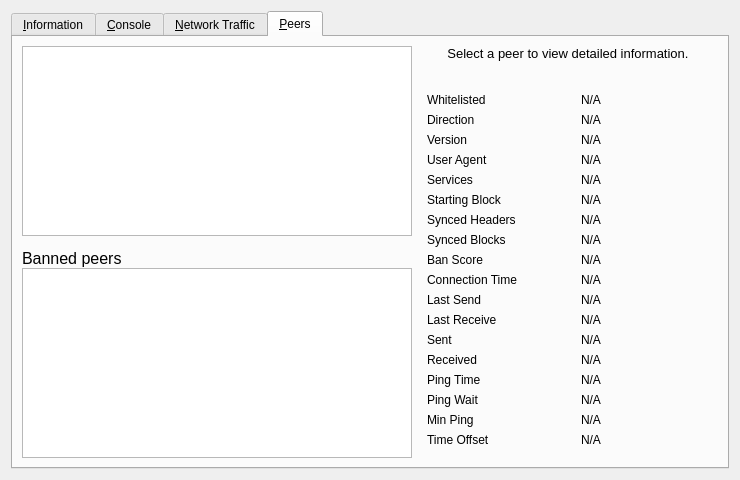
Old version of the form src/qt/forms/debugwindow.ui in the repository auroracoin101/Auroracoin.
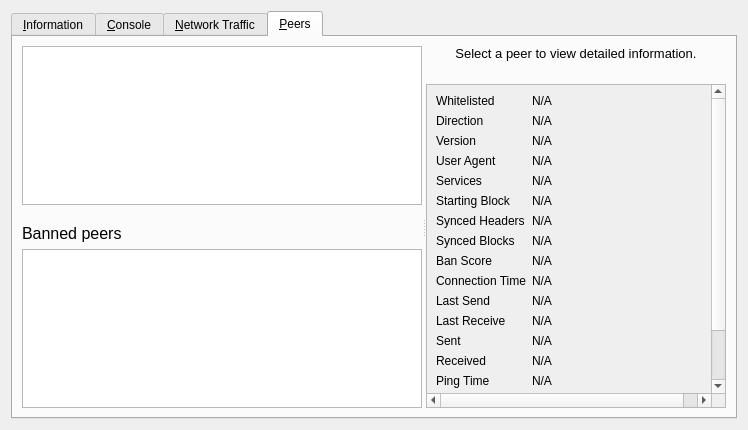
New version of the form. The open tabs and pages were chosen to show the change. Icons and pictures are not drawn. Custom widgets are drawn as their Qt base class.

Commit message: Bitcoin: b0037c51909dc55e279baa81f063c169c9735105 (Improve Peers tab layout).

```diff
--- a/src/qt/forms/debugwindow.ui
+++ b/src/qt/forms/debugwindow.ui
@@ -896,17 +896,31 @@
       <attribute name="title">
        <string>&amp;Peers</string>
       </attribute>
-      <layout class="QGridLayout" name="gridLayout_2">
-       <item row="0" column="0" rowspan="2">
-        <layout class="QVBoxLayout" name="verticalLayout_101">
-         <property name="spacing">
-          <number>0</number>
+      <layout class="QVBoxLayout" name="verticalLayout_6">
+       <item>
+        <widget class="QSplitter" name="splitter">
+         <property name="orientation">
+          <enum>Qt::Horizontal</enum>
          </property>
+         <property name="childrenCollapsible">
+          <bool>false</bool>
+         </property>
+         <widget class="QWidget" name="widget_1" native="true">
+          <property name="sizePolicy">
+           <sizepolicy hsizetype="MinimumExpanding" vsizetype="Preferred">
+            <horstretch>1</horstretch>
+            <verstretch>0</verstretch>
+           </sizepolicy>
+          </property>
+          <property name="minimumSize">
+           <size>
+            <width>400</width>
+            <height>0</height>
+           </size>
+          </property>
+          <layout class="QVBoxLayout" name="verticalLayout_7">
          <item>
           <widget class="QTableView" name="peerWidget">
-           <property name="horizontalScrollBarPolicy">
-            <enum>Qt::ScrollBarAsNeeded</enum>
-           </property>
            <property name="tabKeyNavigation">
             <bool>false</bool>
            </property>
@@ -928,7 +942,7 @@
            </property>
            <property name="minimumSize">
             <size>
-             <width>300</width>
+               <width>0</width>
              <height>32</height>
             </size>
            </property>
@@ -962,15 +976,6 @@
          </item>
          <item>
           <widget class="QTableView" name="banlistWidget">
-           <property name="sizePolicy">
-            <sizepolicy hsizetype="Expanding" vsizetype="Expanding">
-             <horstretch>0</horstretch>
-             <verstretch>0</verstretch>
-            </sizepolicy>
-           </property>
-           <property name="horizontalScrollBarPolicy">
-            <enum>Qt::ScrollBarAsNeeded</enum>
-           </property>
            <property name="tabKeyNavigation">
             <bool>false</bool>
            </property>
@@ -983,8 +988,22 @@
           </widget>
          </item>
         </layout>
-       </item>
-       <item row="0" column="1">
+         </widget>
+         <widget class="QWidget" name="widget_2" native="true">
+          <property name="sizePolicy">
+           <sizepolicy hsizetype="Minimum" vsizetype="Preferred">
+            <horstretch>0</horstretch>
+            <verstretch>0</verstretch>
+           </sizepolicy>
+          </property>
+          <property name="minimumSize">
+           <size>
+            <width>300</width>
+            <height>0</height>
+           </size>
+          </property>
+          <layout class="QVBoxLayout" name="verticalLayout_8">
+           <item>
         <widget class="QLabel" name="peerHeading">
          <property name="sizePolicy">
           <sizepolicy hsizetype="Preferred" vsizetype="Minimum">
@@ -994,7 +1013,7 @@
          </property>
          <property name="minimumSize">
           <size>
-           <width>300</width>
+               <width>0</width>
            <height>32</height>
           </size>
          </property>
@@ -1020,15 +1039,27 @@
          </property>
         </widget>
        </item>
-       <item row="1" column="1">
-        <widget class="QWidget" name="detailWidget" native="true">
+           <item>
+            <widget class="QScrollArea" name="scrollArea">
+             <property name="widgetResizable">
+              <bool>true</bool>
+             </property>
+             <widget class="QWidget" name="detailWidget">
+              <property name="geometry">
+               <rect>
+                <x>0</x>
+                <y>0</y>
+                <width>300</width>
+                <height>426</height>
+               </rect>
+              </property>
          <property name="minimumSize">
           <size>
            <width>300</width>
            <height>0</height>
           </size>
          </property>
-         <layout class="QGridLayout" name="gridLayout_3">
+              <layout class="QGridLayout" name="gridLayout_2" columnstretch="0,1">
           <item row="0" column="0">
            <widget class="QLabel" name="label_30">
             <property name="text">
@@ -1036,7 +1067,7 @@
             </property>
            </widget>
           </item>
-          <item row="0" column="2">
+               <item row="0" column="1">
            <widget class="QLabel" name="peerWhitelisted">
             <property name="cursor">
              <cursorShape>IBeamCursor</cursorShape>
@@ -1059,7 +1090,7 @@
             </property>
            </widget>
           </item>
-          <item row="1" column="2">
+               <item row="1" column="1">
            <widget class="QLabel" name="peerDirection">
             <property name="cursor">
              <cursorShape>IBeamCursor</cursorShape>
@@ -1082,7 +1113,7 @@
             </property>
            </widget>
           </item>
-          <item row="2" column="2">
+               <item row="2" column="1">
            <widget class="QLabel" name="peerVersion">
             <property name="cursor">
              <cursorShape>IBeamCursor</cursorShape>
@@ -1105,7 +1136,7 @@
             </property>
            </widget>
           </item>
-          <item row="3" column="2">
+               <item row="3" column="1">
            <widget class="QLabel" name="peerSubversion">
             <property name="cursor">
              <cursorShape>IBeamCursor</cursorShape>
@@ -1128,7 +1159,7 @@
             </property>
            </widget>
           </item>
-          <item row="4" column="2">
+               <item row="4" column="1">
            <widget class="QLabel" name="peerServices">
             <property name="cursor">
              <cursorShape>IBeamCursor</cursorShape>
@@ -1151,7 +1182,7 @@
             </property>
            </widget>
           </item>
-          <item row="5" column="2">
+               <item row="5" column="1">
            <widget class="QLabel" name="peerHeight">
             <property name="cursor">
              <cursorShape>IBeamCursor</cursorShape>
@@ -1174,7 +1205,7 @@
             </property>
            </widget>
           </item>
-          <item row="6" column="2">
+               <item row="6" column="1">
            <widget class="QLabel" name="peerSyncHeight">
             <property name="cursor">
              <cursorShape>IBeamCursor</cursorShape>
@@ -1197,7 +1228,7 @@
             </property>
            </widget>
           </item>
-          <item row="7" column="2">
+               <item row="7" column="1">
            <widget class="QLabel" name="peerCommonHeight">
             <property name="cursor">
              <cursorShape>IBeamCursor</cursorShape>
@@ -1220,7 +1251,7 @@
             </property>
            </widget>
           </item>
-          <item row="8" column="2">
+               <item row="8" column="1">
            <widget class="QLabel" name="peerBanScore">
             <property name="cursor">
              <cursorShape>IBeamCursor</cursorShape>
@@ -1243,7 +1274,7 @@
             </property>
            </widget>
           </item>
-          <item row="9" column="2">
+               <item row="9" column="1">
            <widget class="QLabel" name="peerConnTime">
             <property name="cursor">
              <cursorShape>IBeamCursor</cursorShape>
@@ -1266,7 +1297,7 @@
             </property>
            </widget>
           </item>
-          <item row="10" column="2">
+               <item row="10" column="1">
            <widget class="QLabel" name="peerLastSend">
             <property name="cursor">
              <cursorShape>IBeamCursor</cursorShape>
@@ -1289,7 +1320,7 @@
             </property>
            </widget>
           </item>
-          <item row="11" column="2">
+               <item row="11" column="1">
            <widget class="QLabel" name="peerLastRecv">
             <property name="cursor">
              <cursorShape>IBeamCursor</cursorShape>
@@ -1312,7 +1343,7 @@
             </property>
            </widget>
           </item>
-          <item row="12" column="2">
+               <item row="12" column="1">
            <widget class="QLabel" name="peerBytesSent">
             <property name="cursor">
              <cursorShape>IBeamCursor</cursorShape>
@@ -1335,7 +1366,7 @@
             </property>
            </widget>
           </item>
-          <item row="13" column="2">
+               <item row="13" column="1">
            <widget class="QLabel" name="peerBytesRecv">
             <property name="cursor">
              <cursorShape>IBeamCursor</cursorShape>
@@ -1358,7 +1389,7 @@
             </property>
            </widget>
           </item>
-          <item row="14" column="2">
+               <item row="14" column="1">
            <widget class="QLabel" name="peerPingTime">
             <property name="cursor">
              <cursorShape>IBeamCursor</cursorShape>
@@ -1384,7 +1415,7 @@
             </property>
            </widget>
           </item>
-          <item row="15" column="2">
+               <item row="15" column="1">
            <widget class="QLabel" name="peerPingWait">
             <property name="cursor">
              <cursorShape>IBeamCursor</cursorShape>
@@ -1407,7 +1438,7 @@
             </property>
            </widget>
           </item>
-          <item row="16" column="2">
+               <item row="16" column="1">
            <widget class="QLabel" name="peerMinPing">
             <property name="cursor">
              <cursorShape>IBeamCursor</cursorShape>
@@ -1430,7 +1461,7 @@
             </property>
            </widget>
           </item>
-          <item row="17" column="2">
+               <item row="17" column="1">
            <widget class="QLabel" name="timeoffset">
             <property name="cursor">
              <cursorShape>IBeamCursor</cursorShape>
@@ -1446,20 +1477,12 @@
             </property>
            </widget>
           </item>
-          <item row="18" column="1">
-           <spacer name="verticalSpacer_3">
-            <property name="orientation">
-             <enum>Qt::Vertical</enum>
-            </property>
-            <property name="sizeHint" stdset="0">
-             <size>
-              <width>20</width>
-              <height>40</height>
-             </size>
-            </property>
-           </spacer>
-          </item>
-         </layout>
+              </layout>
+             </widget>
+            </widget>
+           </item>
+          </layout>
+         </widget>
         </widget>
        </item>
       </layout>
```
Lines whose indentation alone changed are shown as unchanged.
